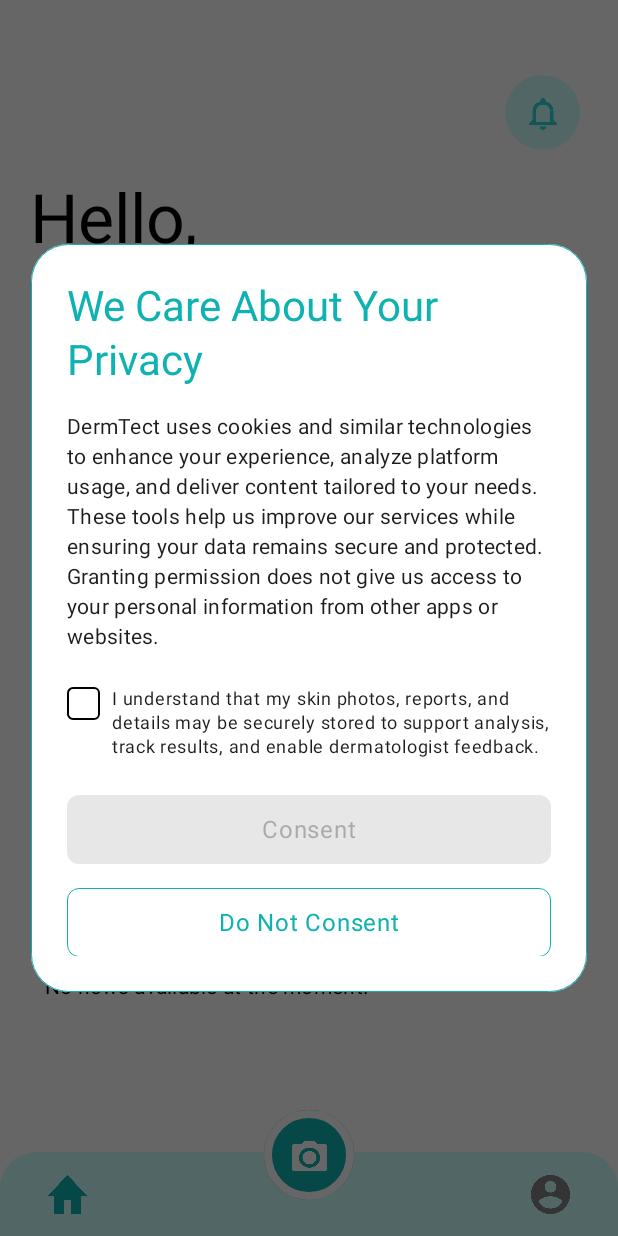
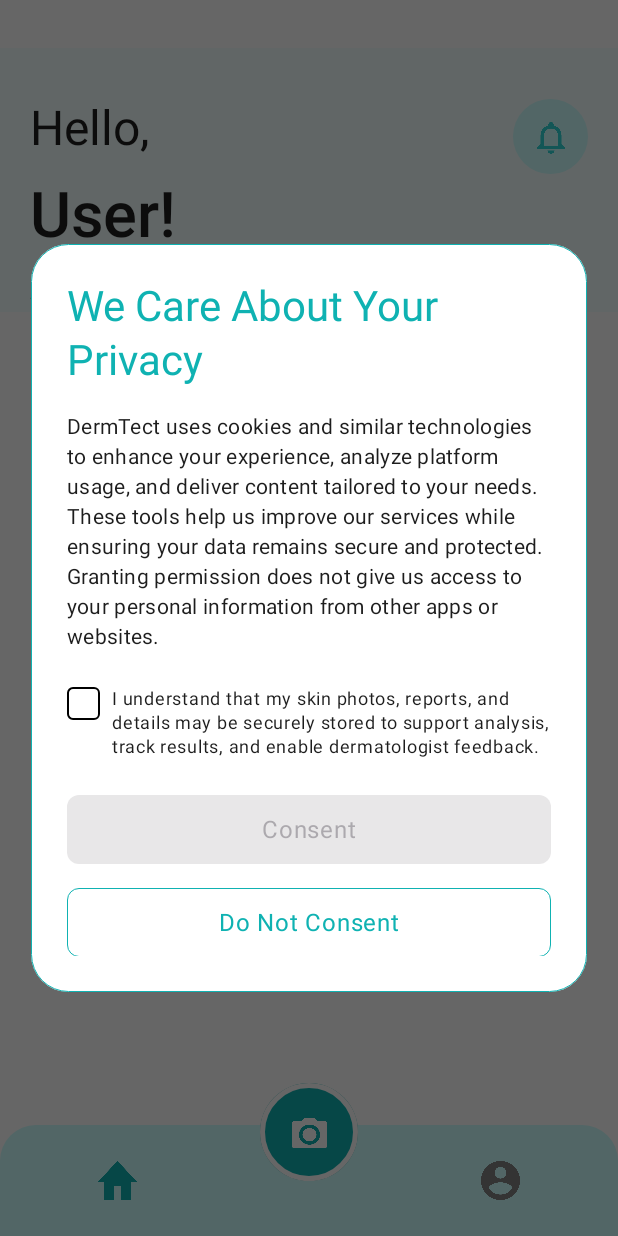
Before and after one commit to mikaelasotto/DermTect, an Android app built with Jetpack Compose: the @Preview function UserHomeScreenPreview, on a phone screen of 412 x 824 dp. Run offline under Robolectric (Android 15) with nearby library versions, the phone set to English and light mode, and no system bars; our stand-ins replace Firebase (no records; nobody signed in at launch, a user with empty details on screens opened directly).

Commit message:
Redesign UserHomeScreen UI: refined layout, improved spacing, card visuals, and navbar adjustments

```diff
--- a/app/src/main/java/com/example/dermtect/ui/screens/ProfileScreen.kt
+++ b/app/src/main/java/com/example/dermtect/ui/screens/ProfileScreen.kt
@@ -120,8 +120,8 @@ fun ProfileScreen(navController: NavController) {
                 modifier = Modifier
                     .offset(x = 25.dp, y = 344.dp)
                     .size(width = 363.dp, height = 388.dp)
-                    .shadow(8.dp, RoundedCornerShape(36.dp)),
-                shape = RoundedCornerShape(36.dp),
+                    .shadow(8.dp, RoundedCornerShape(10.dp)),
+                shape = RoundedCornerShape(10.dp),
                 colors = CardDefaults.cardColors(containerColor = Color.White),
                 elevation = CardDefaults.cardElevation(defaultElevation = 8.dp)
             ) {
--- a/app/src/main/java/com/example/dermtect/ui/screens/UserHomeScreen.kt
+++ b/app/src/main/java/com/example/dermtect/ui/screens/UserHomeScreen.kt
@@ -20,9 +20,11 @@ import androidx.compose.ui.Modifier
 import androidx.compose.ui.draw.clip
 import androidx.compose.ui.graphics.Color
 import androidx.compose.ui.res.painterResource
+import androidx.compose.ui.text.font.FontStyle
 import androidx.compose.ui.text.font.FontWeight
 import androidx.compose.ui.tooling.preview.Preview
 import androidx.compose.ui.unit.dp
+import androidx.compose.ui.unit.sp
 import androidx.navigation.NavController
 import androidx.navigation.compose.rememberNavController
 import com.example.dermtect.R
@@ -60,10 +62,51 @@ fun UserHomeScreen(navController: NavController) {
         }
     }
 
+    Column(
+        modifier = Modifier
+            .fillMaxSize()
+            .background(Color.White)
+    ) {
+        // Add vertical space above the welcome section
+        Spacer(modifier = Modifier.height(32.dp))
 
-    Column(modifier = Modifier
-        .fillMaxSize()
-        .background(Color.White)) {
+        Box(
+            modifier = Modifier
+                .fillMaxWidth()
+                .height(176.dp) // matches your light blue container height
+                .background(Color(0x3DCDFFFF)) // 24% opacity of #CDFFFF
+                .padding(start = 20.dp, end = 20.dp, top = 26.dp) // spacing from top
+        ) {
+            Column(
+                modifier = Modifier.align(Alignment.CenterStart)
+            ) {
+                Text(
+                    text = "Hello,",
+                    style = MaterialTheme.typography.displayMedium.copy(
+                        fontWeight = FontWeight.Normal,
+                        fontSize = 32.sp,
+                        color = Color(0xFF1D1D1D)
+                    )
+                )
+                Text(
+                    text = "$firstName!",
+                    style = MaterialTheme.typography.displayLarge.copy(
+                        fontWeight = FontWeight.SemiBold,
+                        fontSize = 42.sp,
+                        color = Color(0xFF1D1D1D)
+                    )
+                )
+                Spacer(modifier = Modifier.height(6.dp))
+                Text(
+                    text = "Early Detection Saves Lives.",
+                    style = MaterialTheme.typography.bodyLarge.copy(
+                        fontWeight = FontWeight.Normal,
+                        fontStyle = FontStyle.Italic,
+                        fontSize = 16.sp,
+                        color = Color(0xFF1D1D1D)
+                    )
+                )
+            }
 
             TopRightNotificationIcon(
                 onNotifClick = {
@@ -74,9 +117,10 @@ fun UserHomeScreen(navController: NavController) {
                     navController.navigate("notifications")
                 },
                 modifier = Modifier
-                .padding(top = 50.dp, end = 25.dp)
-                .align(Alignment.End)
+                    .align(Alignment.TopEnd)
+                    .padding(top = 8.dp)
             )
+        }
 
 
         Column(
@@ -87,20 +131,7 @@ fun UserHomeScreen(navController: NavController) {
             horizontalAlignment = Alignment.Start
         ) {
 
-            Text(
-                text = "Hello,",
-                style = MaterialTheme.typography.displayMedium.copy(fontWeight = FontWeight.Normal)
-            )
-            Text(
-                text = "$firstName!",
-                style = MaterialTheme.typography.displayLarge.copy(fontWeight = FontWeight.Bold)
-            )
-            Text(
-                text = "Early Detection Saves Lives.",
-                style = MaterialTheme.typography.bodyLarge.copy(fontWeight = FontWeight.Normal)
-            )
-
-            Spacer(modifier = Modifier.height(30.dp))
+            Spacer(modifier = Modifier.height(10.dp))
             HomeFeatureButtonsRow(
                 hasConsented = hasConsented,
                 onShowConsentDialog = { showConsentDialog = true },
@@ -109,12 +140,11 @@ fun UserHomeScreen(navController: NavController) {
 
             Spacer(modifier = Modifier.height(20.dp))
             HighlightCard(onHighlightClick = {
-                val highlightItem = NewsItem( //sample lang
+                val highlightItem = NewsItem(
                     imageResId = R.drawable.sample_skin,
                     title = "Skin Tone & Cancer Risk",
                     description =
-                            "Skin cancer is among the most prevalent cancers globally, with millions of new cases diagnosed each year. While much attention has been given to sun protection, the role of skin tone in cancer risk is often overlooked.Individuals with lighter skin tones have less melanin, making them more vulnerable to ultraviolet (UV) radiation damage. This can increase the chances of developing basal cell carcinoma, squamous cell carcinoma, or melanoma. However, having a darker skin tone doesn’t make one immune — it often leads to delayed diagnoses because early signs are harder to detect.Dermatologists emphasize the importance of regular skin checks for everyone, regardless of skin color. Using sunscreen with at least SPF 30, avoiding tanning beds, and wearing protective clothing are essential preventive steps.Understanding your unique risk factors, including skin tone, is the first step toward early detection and treatment. Awareness saves lives, and it's time to include all skin types in the conversation" +
-                            "Skin cancer is among the most prevalent cancers globally, with millions of new cases diagnosed each year. While much attention has been given to sun protection, the role of skin tone in cancer risk is often overlooked.Individuals with lighter skin tones have less melanin, making them more vulnerable to ultraviolet (UV) radiation damage. This can increase the chances of developing basal cell carcinoma, squamous cell carcinoma, or melanoma. However, having a darker skin tone doesn’t make one immune — it often leads to delayed diagnoses because early signs are harder to detect.Dermatologists emphasize the importance of regular skin checks for everyone, regardless of skin color. Using sunscreen with at least SPF 30, avoiding tanning beds, and wearing protective clothing are essential preventive steps.Understanding your unique risk factors, including skin tone, is the first step toward early detection and treatment. Awareness saves lives, and it's time to include all skin types in the conversation.",
+                        "Skin cancer is among the most prevalent cancers globally...",
                     source = "Health Times",
                     date = "2025-07-02"
                 )
@@ -122,7 +152,7 @@ fun UserHomeScreen(navController: NavController) {
                 navController.navigate("highlightarticle/$json")
             })
 
-            Spacer(modifier = Modifier.height(10.dp))
+            Spacer(modifier = Modifier.height(20.dp))
             NewsSection()
             Spacer(modifier = Modifier.height(10.dp))
             when {
@@ -154,7 +184,6 @@ fun UserHomeScreen(navController: NavController) {
 
                 }
             }
-
         }
 
         BottomNavBar(
@@ -166,23 +195,21 @@ fun UserHomeScreen(navController: NavController) {
             },
             setPendingCameraAction = { pendingCameraAction = it },
             coroutineScope = coroutineScope,
-            viewModel = viewModel, // ✅ add this
+            viewModel = viewModel,
             modifier = Modifier.fillMaxWidth()
         )
-
 
         if (showConsentDialog && !hasConsented) {
             PrivacyConsentDialog(
                 show = showConsentDialog,
                 onConsent = {
                     viewModel.saveUserConsent()
-                    showConsentDialog = false // just UI trigger
+                    showConsentDialog = false
                 },
                 onDecline = {
-                    showConsentDialog = false                    // Just hide dialog, no access to other features
+                    showConsentDialog = false
                 }
             )
-
         }
     }
 }
@@ -264,12 +291,14 @@ fun HomeFeatureButton(
         }
     }
 }
+
 @Composable
 fun HighlightCard(onHighlightClick: () -> Unit) {
     Box(modifier = Modifier.fillMaxWidth()) {
         Card(
             modifier = Modifier
                 .fillMaxWidth(0.9f)
+                .height(100.dp)
                 .align(Alignment.Center)
                 .clickable { onHighlightClick() }, // ✅ add comma here
             colors = CardDefaults.cardColors(
@@ -285,8 +314,9 @@ fun HighlightCard(onHighlightClick: () -> Unit) {
                         text = "Skin Tone & Cancer Risk",
                         style = MaterialTheme.typography.bodyLarge.copy(fontWeight = FontWeight.Bold)
                     )
+                    Spacer(modifier = Modifier.height(8.dp))
                     Text(
-                        text = "Understand the link between skin tone and cancer risk.",
+                        text = "Understand the link between\nskin tone and cancer risk.",
                         style = MaterialTheme.typography.bodyMedium
                     )
                 }
@@ -313,44 +343,59 @@ fun NewsSection(modifier: Modifier = Modifier) {
 @Composable
 fun NewsCarousel(newsItems: List<NewsItem>, onItemClick: (NewsItem) -> Unit) {
     LazyRow(
-        horizontalArrangement = Arrangement.spacedBy(10.dp),
-        contentPadding = PaddingValues(start = 10.dp, end = 10.dp)
+        horizontalArrangement = Arrangement.spacedBy(12.dp),
+        contentPadding = PaddingValues(horizontal = 20.dp)
     ) {
         items(newsItems) { item ->
             Card(
                 modifier = Modifier
-                    .width(200.dp)
+                    .width(240.dp)
                     .clickable { onItemClick(item) },
-                shape = RoundedCornerShape(8.dp),
-                colors = CardDefaults.cardColors(containerColor = Color.White)
+                shape = RoundedCornerShape(16.dp),
+                colors = CardDefaults.cardColors(containerColor = Color(0xFFF8F9FA))
             ) {
+                Column {
+                    // Image at the top with rounded corners (shared with card)
                     item.imageResId?.let { resId ->
                         Image(
                             painter = painterResource(id = resId),
                             contentDescription = item.title,
                             modifier = Modifier
                                 .fillMaxWidth()
-                            .height(70.dp)
-                            .clip(RoundedCornerShape(20.dp))
+                                .height(120.dp)
+                                .clip(RoundedCornerShape(topStart = 16.dp, topEnd = 16.dp))
                         )
                     }
 
+                    // Text content
+                    Column(
+                        modifier = Modifier
+                            .padding(12.dp)
+                    ) {
                         Text(
                             text = item.title,
-                    style = MaterialTheme.typography.bodyMedium.copy(fontWeight = FontWeight.SemiBold),
-                    modifier = Modifier.padding(horizontal = 8.dp, vertical = 4.dp)
+                            style = MaterialTheme.typography.bodyMedium.copy(
+                                fontWeight = FontWeight.SemiBold,
+                                color = Color(0xFF1D1D1D)
                             )
+                        )
+
+                        Spacer(modifier = Modifier.height(4.dp))
 
                         Text(
                             text = item.description,
-                    style = MaterialTheme.typography.bodySmall,
-                    modifier = Modifier.padding(horizontal = 8.dp, vertical = 2.dp)
+                            style = MaterialTheme.typography.bodySmall.copy(
+                                fontWeight = FontWeight.Normal,
+                                color = Color(0xFF1D1D1D)
+                            ),
+                            maxLines = 2
                         )
                     }
                 }
             }
         }
-
+    }
+}
 
 
 @Composable
@@ -367,7 +412,7 @@ fun BottomNavBar(
     Box(
         modifier = modifier
             .fillMaxWidth()
-            .height(72.dp)
+            .height(90.dp) // Outer Box
             .background(Color.White)
     ) {
         Surface(
@@ -380,8 +425,8 @@ fun BottomNavBar(
             Row(
                 modifier = Modifier
                     .fillMaxWidth()
-                    .height(56.dp)
-                    .padding(horizontal = 32.dp),
+                    .height(74.dp) // Inner Row
+                    .padding(horizontal = 65.dp),
                 horizontalArrangement = Arrangement.SpaceBetween,
                 verticalAlignment = Alignment.CenterVertically
             ) {
@@ -411,9 +456,9 @@ fun BottomNavBar(
             modifier = Modifier
                 .align(Alignment.TopCenter)
                 .offset(y = (-12).dp)
-                .size(60.dp)
+                .size(65.dp)
                 .background(Color(0xFF0FB2B2), shape = CircleShape)
-                .border(5.dp, Color.White, shape = CircleShape)
+                .border(3.dp, Color.White, shape = CircleShape)
                 .clickable {
                     if (!hasConsented) {
                         setPendingCameraAction(true)
```
Also changed, not shown: app/src/main/java/com/example/dermtect/ui/screens/SplashScreen.kt (+9 -2 lines), app/src/main/res/drawable/nearby_clinics.png, app/src/main/res/drawable/risk_image.png, app/src/main/res/drawable/skin_report.png, app/src/main/res/drawable/tutorial_pic3.png (deleted), app/src/main/res/drawable/tutorial_pic4.gif (added), app/src/main/res/drawable/tutorial_pic4.png (deleted), app/src/main/res/drawable/tutorial_pic5.gif (added), app/src/main/res/drawable/tutorial_pic5.png (deleted), 1 other file. Lines whose indentation alone changed are shown as unchanged.
